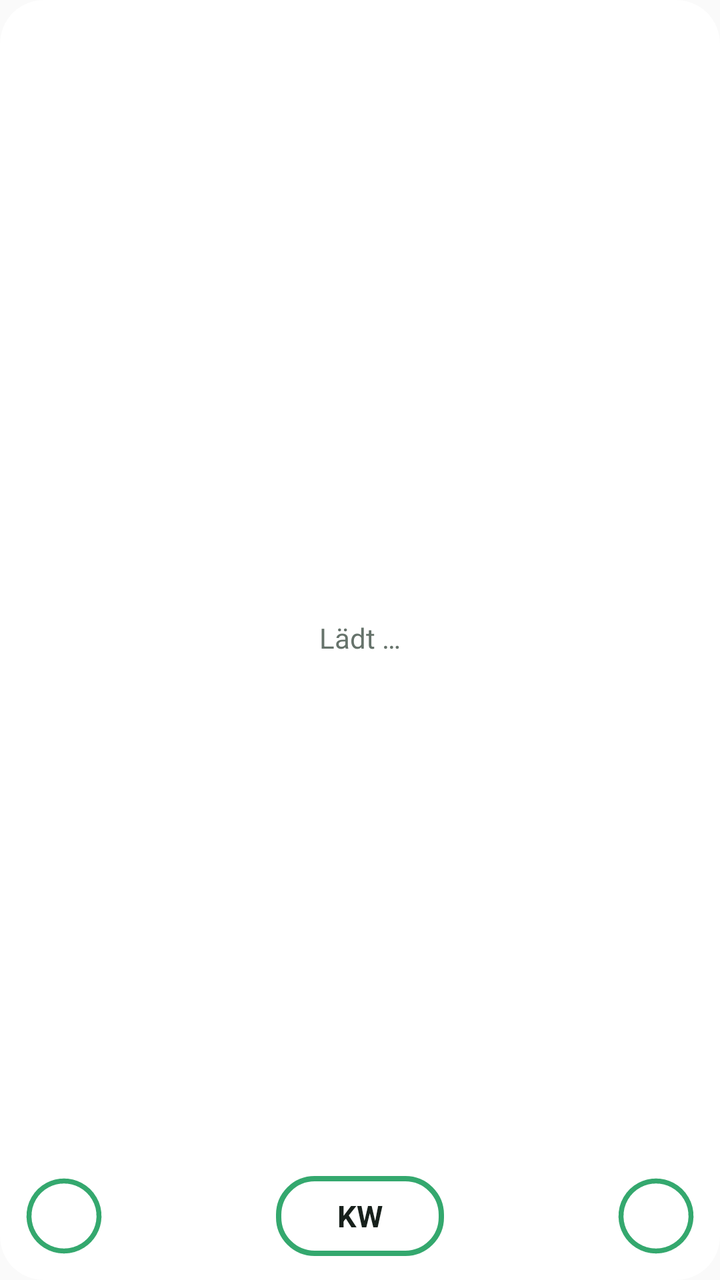
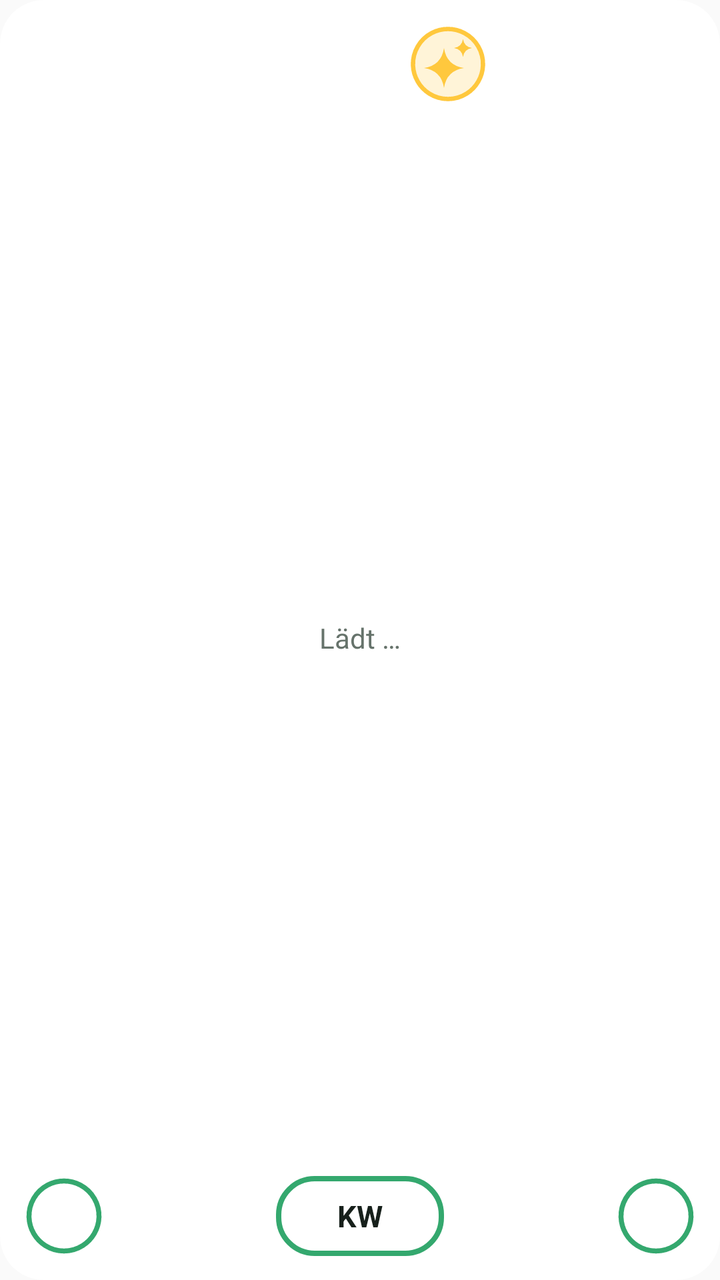

Compare the two renders of this Android layout. The source of the first and the diff that turns it into the second are given below.
<!-- AndroidManifest.xml: application theme AppTheme -->
<!-- res/layout/widget.xml -->
<?xml version="1.0" encoding="utf-8"?>
<LinearLayout xmlns:android="http://schemas.android.com/apk/res/android"
    android:id="@+id/root"
    android:layout_width="match_parent"
    android:layout_height="match_parent"
    android:orientation="vertical"
    android:background="@drawable/bg"
    android:padding="12dp">

    <LinearLayout
        android:id="@+id/head"
        android:layout_width="match_parent"
        android:layout_height="wrap_content"
        android:gravity="center_vertical"
        android:orientation="horizontal">

        <TextView
            android:id="@+id/date"
            android:layout_width="0dp"
            android:layout_height="wrap_content"
            android:layout_weight="1"
            android:maxLines="1"
            android:ellipsize="end"
            android:textColor="@color/fg"
            android:textSize="17sp"
            android:textStyle="bold" />


        
        <ImageView
            android:id="@+id/settings"
            android:layout_width="40dp"
            android:layout_height="40dp"
            android:layout_marginEnd="12dp"
            android:contentDescription="Einstellungen"
            android:scaleType="fitCenter"
            android:src="@drawable/ic_gear" />

        <ImageView
            android:id="@+id/home"
            android:layout_width="40dp"
            android:layout_height="40dp"
            android:layout_marginEnd="18dp"
            android:contentDescription="Home-Modus"
            android:scaleType="fitCenter"
            android:src="@drawable/ring_home_off"
            android:visibility="gone" />

        
        <FrameLayout
            android:id="@+id/refresh"
            android:layout_width="40dp"
            android:layout_height="40dp"
            android:contentDescription="Aktualisieren">

            <ImageView
                android:layout_width="match_parent"
                android:layout_height="match_parent"
                android:scaleType="fitCenter"
                android:src="@drawable/ring_refresh" />

            <TextView
                android:id="@+id/stamp"
                android:layout_width="match_parent"
                android:layout_height="match_parent"
                android:gravity="center"
                android:includeFontPadding="false"
                android:textColor="#FFFFFF"
                android:textSize="9sp"
                android:textStyle="bold" />
        </FrameLayout>
    </LinearLayout>

    <FrameLayout
        android:layout_width="match_parent"
        android:layout_height="0dp"
        android:layout_weight="1"
        android:layout_marginTop="4dp">

        <ListView
            android:id="@+id/list"
            android:layout_width="match_parent"
            android:layout_height="match_parent"
            android:divider="@null"
            android:dividerHeight="0dp" />

        <TextView
            android:id="@+id/empty"
            android:layout_width="match_parent"
            android:layout_height="match_parent"
            android:gravity="center"
            android:text="Lädt …"
            android:textColor="@color/muted"
            android:textSize="14sp" />
    </FrameLayout>

    
    <LinearLayout
        android:id="@+id/bdnav"
        android:layout_width="match_parent"
        android:layout_height="wrap_content"
        android:layout_marginTop="4dp"
        android:gravity="center"
        android:orientation="horizontal"
        android:visibility="gone">

        <TextView
            android:id="@+id/bdprev"
            android:layout_width="56dp"
            android:layout_height="40dp"
            android:gravity="center"
            android:includeFontPadding="false"
            android:text="◀"
            android:textColor="#FFFFFF"
            android:textSize="26sp" />

        <TextView
            android:id="@+id/bdpage"
            android:layout_width="84dp"
            android:layout_height="40dp"
            android:gravity="center"
            android:textColor="#FFFFFF"
            android:textSize="16sp"
            android:textStyle="bold" />

        <TextView
            android:id="@+id/bdnext"
            android:layout_width="56dp"
            android:layout_height="40dp"
            android:gravity="center"
            android:includeFontPadding="false"
            android:text="▶"
            android:textColor="#FFFFFF"
            android:textSize="26sp" />
    </LinearLayout>

    
    <LinearLayout
        android:id="@+id/quick"
        android:layout_width="match_parent"
        android:layout_height="wrap_content"
        android:layout_marginTop="6dp"
        android:gravity="bottom"
        android:orientation="horizontal">

        <FrameLayout
            android:id="@+id/q_bdays"
            android:layout_width="40dp"
            android:layout_height="40dp"
            android:contentDescription="Geburtstage">

            <ImageView
                android:id="@+id/q_bdring"
                android:layout_width="match_parent"
                android:layout_height="match_parent"
                android:scaleType="fitCenter"
                android:src="@drawable/ring_bd" />

            <TextView
                android:layout_width="match_parent"
                android:layout_height="match_parent"
                android:gravity="center"
                android:includeFontPadding="false"
                android:text="B"
                android:textColor="#FFFFFF"
                android:textSize="19sp"
                android:textStyle="bold" />
        </FrameLayout>

        <TextView
            android:layout_width="0dp"
            android:layout_height="1dp"
            android:layout_weight="1" />

        <TextView
            android:id="@+id/weekprev"
            android:layout_width="44dp"
            android:layout_height="40dp"
            android:gravity="center"
            android:includeFontPadding="false"
            android:text="◀"
            android:textColor="#FFFFFF"
            android:textSize="26sp"
            android:visibility="invisible" />

        
        <LinearLayout
            android:layout_width="wrap_content"
            android:layout_height="wrap_content"
            android:layout_marginStart="6dp"
            android:layout_marginEnd="6dp"
            android:gravity="center_horizontal"
            android:orientation="vertical">

            <TextView
                android:id="@+id/weekyear"
                android:layout_width="wrap_content"
                android:layout_height="wrap_content"
                android:textColor="@color/fg"
                android:textSize="13sp"
                android:textStyle="bold"
                android:visibility="gone" />

            <TextView
                android:id="@+id/weeklabel"
                android:layout_width="84dp"
                android:layout_height="40dp"
                android:background="@drawable/kw_off"
                android:gravity="center"
                android:maxLines="1"
                android:text="KW"
                android:textColor="@color/fg"
                android:textSize="15sp"
                android:textStyle="bold" />
        </LinearLayout>

        <TextView
            android:id="@+id/weeknext"
            android:layout_width="44dp"
            android:layout_height="40dp"
            android:gravity="center"
            android:includeFontPadding="false"
            android:text="▶"
            android:textColor="#FFFFFF"
            android:textSize="26sp"
            android:visibility="invisible" />

        <TextView
            android:layout_width="0dp"
            android:layout_height="1dp"
            android:layout_weight="1" />

        <ImageView
            android:id="@+id/q_add"
            android:layout_width="40dp"
            android:layout_height="40dp"
                        android:contentDescription="Neuer Eintrag"
            android:scaleType="fitCenter"
            android:src="@drawable/ring_add" />
    </LinearLayout>
</LinearLayout>
<!-- resources referenced by this layout -->
<resources>
  <color name="fg">#17201B</color>
  <color name="muted">#66736B</color>
  <!-- drawable bg (drawable) -->
  <?xml version="1.0" encoding="utf-8"?>
  <shape xmlns:android="http://schemas.android.com/apk/res/android" android:shape="rectangle">
      <solid android:color="@color/bg" />
      <corners android:radius="22dp" />
  </shape>
  <!-- drawable kw_off (drawable) -->
  <?xml version="1.0" encoding="utf-8"?>
  <shape xmlns:android="http://schemas.android.com/apk/res/android" android:shape="rectangle">
      <solid android:color="#00000000" />
      <stroke android:width="2.5dp" android:color="#34A86E" />
      <corners android:radius="18dp" />
  </shape>
  <!-- drawable ring_add (drawable) -->
  <?xml version="1.0" encoding="utf-8"?>
  <vector xmlns:android="http://schemas.android.com/apk/res/android" android:width="40dp" android:height="40dp" android:viewportWidth="40" android:viewportHeight="40">
      <path android:fillColor="#00000000" android:strokeColor="#34A86E" android:strokeWidth="2.5" android:pathData="M20,2.5 a17.5,17.5 0 1,0 0.001,0 z" />
      <path android:strokeColor="#FFFFFF" android:strokeWidth="3" android:strokeLineCap="round" android:pathData="M20,12 L20,28 M12,20 L28,20" />
  </vector>
  <!-- drawable ring_bd (drawable) -->
  <?xml version="1.0" encoding="utf-8"?>
  <vector xmlns:android="http://schemas.android.com/apk/res/android" android:width="40dp" android:height="40dp" android:viewportWidth="40" android:viewportHeight="40">
      <path android:fillColor="#00000000" android:strokeColor="#34A86E" android:strokeWidth="2.5" android:pathData="M20,2.5 a17.5,17.5 0 1,0 0.001,0 z" />
  </vector>
  <!-- drawable ring_home_off (drawable) -->
  <?xml version="1.0" encoding="utf-8"?>
  <vector xmlns:android="http://schemas.android.com/apk/res/android" android:width="40dp" android:height="40dp" android:viewportWidth="40" android:viewportHeight="40">
      <path android:strokeColor="#FFFFFF" android:strokeWidth="2.2" android:strokeLineCap="round" android:strokeLineJoin="round" android:pathData="M13.5,19.5 L13.5,28.5 L26.5,28.5 L26.5,19.5 M11,21 L20,12.5 L29,21" />
  </vector>
  <!-- drawable ring_refresh (drawable) -->
  <?xml version="1.0" encoding="utf-8"?>
  <vector xmlns:android="http://schemas.android.com/apk/res/android" android:width="40dp" android:height="40dp" android:viewportWidth="40" android:viewportHeight="40">
      <path android:strokeColor="#FFFFFF" android:strokeWidth="1.8" android:strokeLineCap="round" android:strokeLineJoin="round" android:pathData="M23.76,9.66 A11,11 0 1,0 29.53,14.5 M28.75,18.93 L29.53,14.5 L33.76,16.04" />
  </vector>
  <style name="AppTheme" parent="android:Theme.Material.Light.NoActionBar">
          <item name="android:colorAccent">@color/accent</item>
      </style>
  <color name="bg">#F2FFFFFF</color>
  <color name="accent">#1D8657</color>
  <!-- unchanged entries left out for length: 1 -->
</resources>

<!-- the commit's change to res/layout/widget.xml (unified diff, before → after) -->
@@ -25,6 +25,16 @@
             android:textSize="17sp"
             android:textStyle="bold" />
 
+
+        
+        <ImageView
+            android:id="@+id/ask"
+            android:layout_width="40dp"
+            android:layout_height="40dp"
+            android:layout_marginEnd="12dp"
+            android:contentDescription="Claude fragen"
+            android:scaleType="fitCenter"
+            android:src="@drawable/ring_ask" />
 
         
         <ImageView
<!-- resource entries referenced after the edit -->
@@ -20,6 +20,13 @@
   <vector xmlns:android="http://schemas.android.com/apk/res/android" android:width="40dp" android:height="40dp" android:viewportWidth="40" android:viewportHeight="40">
       <path android:fillColor="#00000000" android:strokeColor="#34A86E" android:strokeWidth="2.5" android:pathData="M20,2.5 a17.5,17.5 0 1,0 0.001,0 z" />
       <path android:strokeColor="#FFFFFF" android:strokeWidth="3" android:strokeLineCap="round" android:pathData="M20,12 L20,28 M12,20 L28,20" />
+  </vector>
+  <!-- drawable ring_ask (drawable) -->
+  <?xml version="1.0" encoding="utf-8"?>
+  <vector xmlns:android="http://schemas.android.com/apk/res/android" android:width="40dp" android:height="40dp" android:viewportWidth="40" android:viewportHeight="40">
+      <path android:fillColor="#33FFC83D" android:strokeColor="#FFC83D" android:strokeWidth="2.2" android:pathData="M20,2.5 A17.5,17.5 0 1,1 19.99,2.5 Z" />
+      <path android:fillColor="#FFC83D" android:pathData="M18,12 Q19.3,20.7 28,22 Q19.3,23.3 18,32 Q16.7,23.3 8,22 Q16.7,20.7 18,12 Z" />
+      <path android:fillColor="#FFC83D" android:pathData="M27.5,7.5 Q28.1,11.4 32,12 Q28.1,12.6 27.5,16.5 Q26.9,12.6 23,12 Q26.9,11.4 27.5,7.5 Z" />
   </vector>
   <!-- drawable ring_bd (drawable) -->
   <?xml version="1.0" encoding="utf-8"?>
